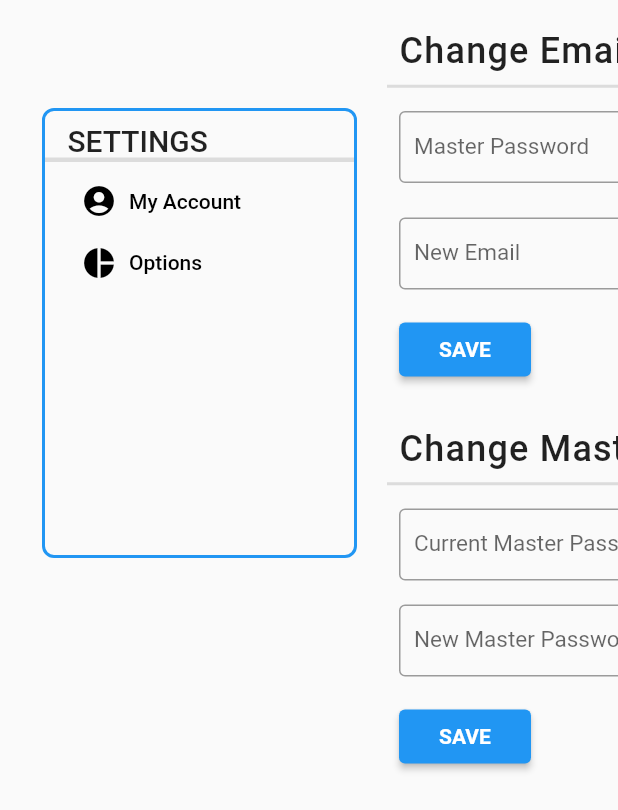
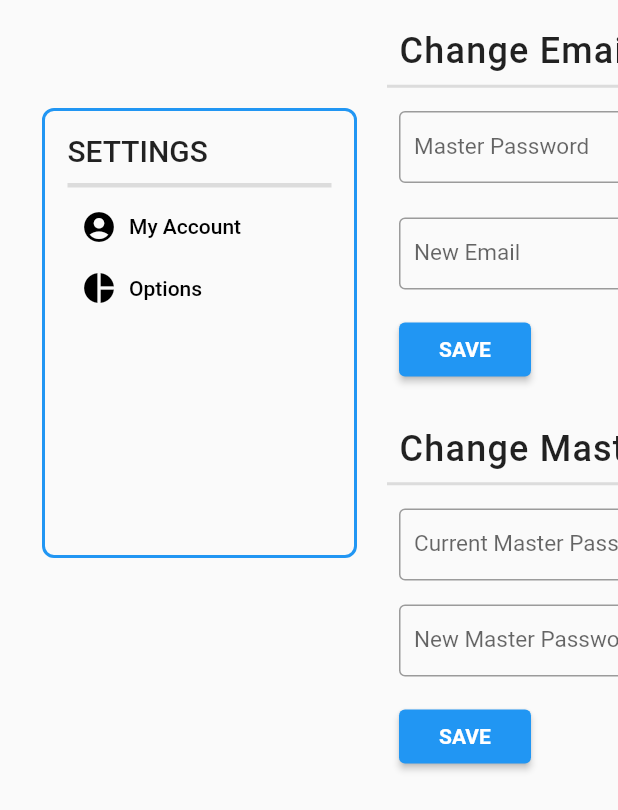
Before and after one commit to AlcatrazPM/frontend, a Flutter app: the SettingsPage widget shown alone on an empty page, opened directly, on a phone screen of 412 x 824 dp. Shown: the top 810 px of the screen. Run offline on Flutter 3.47's test engine with Material 2 defaults, Android fonts, the phone set to English and light mode, and no system bars; our stand-ins replace dio, flushbar, get_it, shared_preferences, toast; accounts and stored records are empty; generated files the repository leaves out were written again.

```diff
--- /dev/null
+++ b/lib/src/web/Auxiliars.dart
@@ -0,0 +1,6 @@
+
+class Auxiliars {
+  static const double leftP = 15.0;
+  static const double topP = 15.0;
+  static const double bottomP = 10.0;
+}
--- a/lib/src/web/SettingsPage.dart
+++ b/lib/src/web/SettingsPage.dart
@@ -1,3 +1,4 @@
+import 'package:alkatrazpm/src/web/Auxiliars.dart';
 import 'package:flutter/cupertino.dart';
 import 'package:flutter/material.dart';
 
@@ -86,7 +87,7 @@ class _SettingsPageState extends State<SettingsPage> {
               mainAxisAlignment: MainAxisAlignment.start,
               children: <Widget>[
                 Padding(
-                  padding: const EdgeInsets.only(left: 15, top: 8),
+                  padding: const EdgeInsets.only(left: Auxiliars.leftP, top: Auxiliars.topP, bottom: Auxiliars.bottomP,),
                   child: Text(
                     "SETTINGS",
                     textAlign: TextAlign.left,
@@ -98,9 +99,12 @@ class _SettingsPageState extends State<SettingsPage> {
                 ),
               ],
             ),
-            Divider(
-              height: 3,
-              thickness: 3,
+            Container(
+              padding: EdgeInsets.only(left: Auxiliars.leftP, right: Auxiliars.leftP),
+              child: Divider(
+                height: 3,
+                thickness: 3,
+              ),
             ),
 
             //Here is the SEARCH BAR
```
